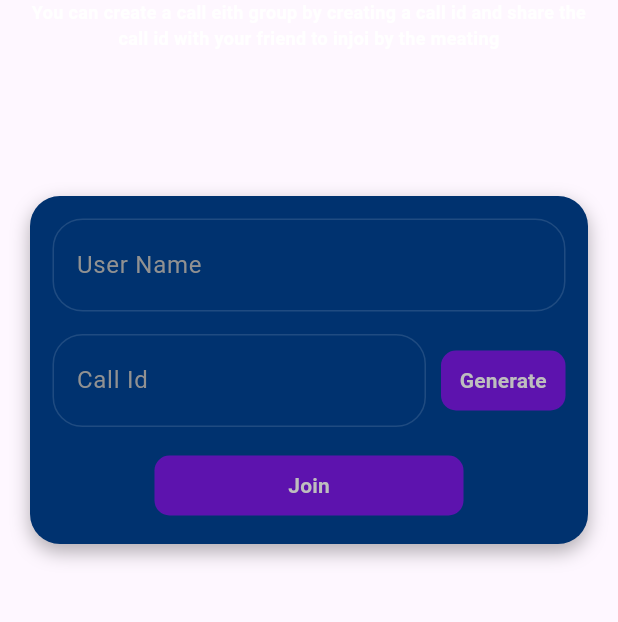
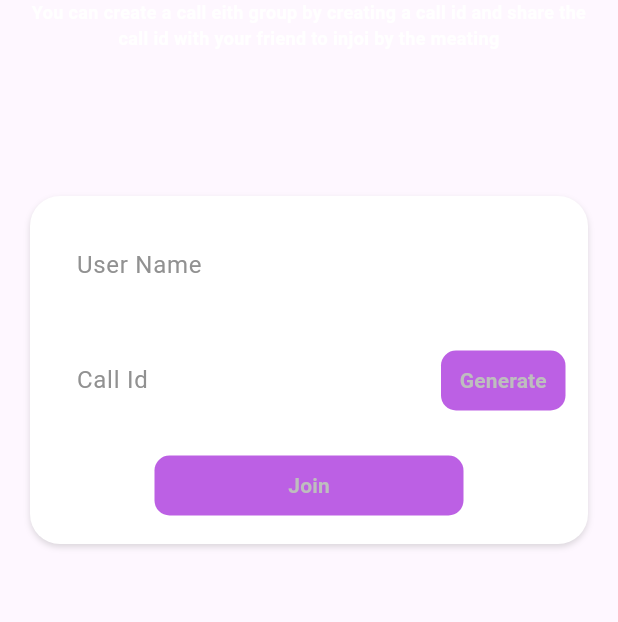
Before and after one commit to Amr-3li/video-call-app, a Flutter app: the MakeCallContainer widget shown alone on an empty page, opened directly, on a phone screen of 412 x 824 dp, the part 201-823 px from its top. Run offline on Flutter 3.47's test engine with Material 3 defaults, Android fonts, the phone set to English and light mode, and no system bars; our stand-ins replace bloc, cloud_firestore, dartz, device_preview, firebase_auth, firebase_core and 6 more; missing offline and left inert: stream_video, stream_video_flutter; accounts and stored records are empty.

Commit message:
Refactor animations and navigation: add new animation assets, implement splash screen with animated transition, and enhance UI components for video call feature

```diff
--- a/lib/core/constants/animations.dart
+++ b/lib/core/constants/animations.dart
@@ -1,4 +1,6 @@
 class Animations {
   static const String backgroundAnimation =
       'assets/animations/Gradient_Dots_Background.json';
+  static const String background = 'assets/animations/Background.json';
+  static const String videoCall = 'assets/animations/video_call.json';
 }
--- /dev/null
+++ b/lib/core/constants/colors.dart
@@ -0,0 +1,6 @@
+import 'dart:ui';
+
+class Colors {
+  Colors._();
+  static const Color primaryColor = Color(0xFF000000);
+}
--- a/lib/core/services/animation_of_routs.dart
+++ b/lib/core/services/animation_of_routs.dart
@@ -23,11 +23,12 @@
     Offset begin = const Offset(1.0, 0.0),
   }) {
     return PageRouteBuilder(
+      transitionDuration: const Duration(milliseconds: 800),
       pageBuilder: (context, animation, secondaryAnimation) => page,
       transitionsBuilder: (context, animation, secondaryAnimation, child) {
         final curvedAnimation = CurvedAnimation(
           parent: animation,
-          curve: Curves.easeInOut,
+          curve: Curves.easeInQuart,
         );
 
         final tween = Tween(begin: begin, end: Offset.zero);
@@ -45,6 +46,7 @@
   }) {
     return PageRouteBuilder(
       transitionDuration: const Duration(milliseconds: 800),
+      reverseTransitionDuration: const Duration(milliseconds: 500),
       pageBuilder: (context, animation, secondaryAnimation) => page,
       transitionsBuilder: (context, animation, secondaryAnimation, child) {
         final curvedAnimation = CurvedAnimation(
--- a/lib/presentation/views/pages/sign_up_page.dart
+++ b/lib/presentation/views/pages/sign_up_page.dart
@@ -1,9 +1,7 @@
 import 'package:flutter/material.dart';
-import 'package:vedio_call/presentation/views/pages/login_page.dart';
 import 'package:vedio_call/presentation/views/widgets/background_app.dart';
 import 'package:vedio_call/presentation/views/widgets/button_widget.dart';
 import 'package:vedio_call/presentation/views/widgets/input_iext_widget.dart';
-import 'package:vedio_call/presentation/views/widgets/other_register.dart';
 import 'package:vedio_call/presentation/views/widgets/row_appbaer.dart';
 import 'package:vedio_call/presentation/views/widgets/user_name_data.dart';
 
--- a/lib/presentation/views/pages/video_call_home_page.dart
+++ b/lib/presentation/views/pages/video_call_home_page.dart
@@ -17,7 +17,7 @@
             width: double.infinity,
             height: double.infinity,
             child: LottieBuilder.asset(
-              Animations.backgroundAnimation,
+              Animations.background,
               fit: BoxFit.fitHeight,
               repeat: true,
               reverse: true,
@@ -27,7 +27,7 @@
           BackdropFilter(
             filter: ImageFilter.blur(sigmaX: 15.0, sigmaY: 15.0),
             child: Container(
-              color: const Color.fromARGB(255, 0, 0, 0).withOpacity(0.5),
+              color: const Color.fromARGB(255, 201, 201, 201).withOpacity(0.15),
             ),
           ),
           MakeCallContainer(),
--- a/lib/presentation/views/widgets/make_call_container.dart
+++ b/lib/presentation/views/widgets/make_call_container.dart
@@ -27,13 +27,18 @@
           margin: EdgeInsets.all(20.0),
 
           decoration: BoxDecoration(
-            color: const Color.fromARGB(255, 0, 50, 111),
+            color: Colors.white,
             borderRadius: BorderRadius.circular(20.0),
             boxShadow: [
               BoxShadow(
-                color: Colors.black.withOpacity(0.3),
-                blurRadius: 10.0,
-                offset: const Offset(0, 5),
+                color: const Color.fromARGB(
+                  255,
+                  139,
+                  139,
+                  139,
+                ).withOpacity(0.3),
+                blurRadius: 3.0,
+                offset: const Offset(0, 2),
               ),
             ],
           ),
```
Also changed, not shown: assets/animations/video_call.json (added, +1 -0 lines), lib/main.dart (+2 -17 lines), lib/presentation/views/pages/login_page.dart (+12 -1 lines), lib/presentation/views/pages/splash_screan.dart (added, +44 -0 lines), lib/presentation/views/widgets/splash_body.dart (added, +38 -0 lines).
